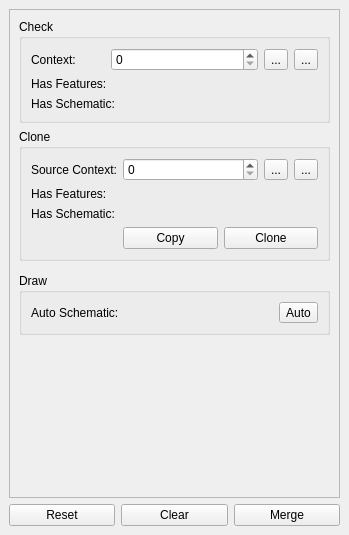
This is src/schematic_dock_base.ui in lparchaeology/ArkPlan as Qt 5 draws it before an edit. The edited form follows.
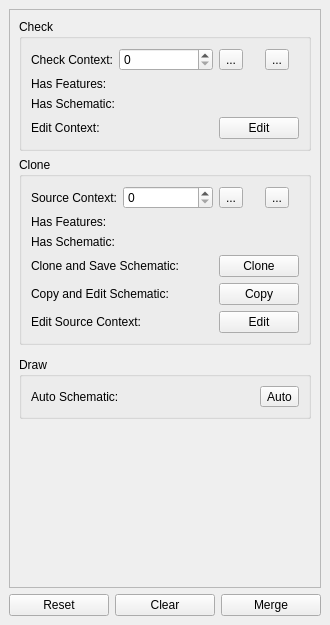
This is the edited form. Icons and pictures are not drawn. Custom widgets are drawn as their Qt base class.

Commit message: Add Edit COntext option to Schematic Dock

What changed in the file:
```diff
--- a/src/schematic_dock_base.ui
+++ b/src/schematic_dock_base.ui
@@ -6,8 +6,8 @@
    <rect>
     <x>0</x>
     <y>0</y>
-    <width>349</width>
-    <height>535</height>
+    <width>330</width>
+    <height>625</height>
    </rect>
   </property>
   <property name="windowTitle">
@@ -31,8 +31,8 @@
         <rect>
          <x>0</x>
          <y>0</y>
-         <width>323</width>
-         <height>441</height>
+         <width>304</width>
+         <height>531</height>
         </rect>
        </property>
        <layout class="QVBoxLayout" name="verticalLayout">
@@ -42,24 +42,54 @@
            <string>Check</string>
           </property>
           <layout class="QGridLayout" name="gridLayout_5">
+           <item row="2" column="7" alignment="Qt::AlignHCenter">
+            <widget class="QLabel" name="contextDataStatusLabel">
+             <property name="maximumSize">
+              <size>
+               <width>16</width>
+               <height>16</height>
+              </size>
+             </property>
+             <property name="text">
+              <string/>
+             </property>
+             <property name="pixmap">
+              <pixmap resource="resources.qrc">:/plugins/ArkPlan/plan/statusUnknown.png</pixmap>
+             </property>
+            </widget>
+           </item>
+           <item row="0" column="7">
+            <widget class="QToolButton" name="zoomContextTool">
+             <property name="text">
+              <string>...</string>
+             </property>
+             <property name="icon">
+              <iconset resource="resources.qrc">
+               <normaloff>:/plugins/ArkPlan/plan/zoomToItem.svg</normaloff>:/plugins/ArkPlan/plan/zoomToItem.svg</iconset>
+             </property>
+            </widget>
+           </item>
            <item row="0" column="0">
             <widget class="QLabel" name="contextLabel">
              <property name="text">
-              <string>Context:</string>
+              <string>Check Context:</string>
              </property>
              <property name="buddy">
               <cstring>contextSpin</cstring>
              </property>
             </widget>
            </item>
-           <item row="0" column="1" colspan="2">
-            <widget class="QSpinBox" name="contextSpin">
-             <property name="maximum">
-              <number>99999</number>
+           <item row="3" column="7" alignment="Qt::AlignHCenter">
+            <widget class="QLabel" name="contextSchematicStatusLabel">
+             <property name="text">
+              <string/>
+             </property>
+             <property name="pixmap">
+              <pixmap resource="resources.qrc">:/plugins/ArkPlan/plan/statusUnknown.png</pixmap>
              </property>
             </widget>
            </item>
-           <item row="0" column="3">
+           <item row="0" column="6">
             <widget class="QToolButton" name="findContextTool">
              <property name="text">
               <string>...</string>
@@ -70,24 +100,38 @@
              </property>
             </widget>
            </item>
-           <item row="2" column="0" colspan="3">
+           <item row="0" column="1" colspan="3">
+            <widget class="QSpinBox" name="contextSpin">
+             <property name="maximum">
+              <number>99999</number>
+             </property>
+            </widget>
+           </item>
+           <item row="4" column="0" colspan="4">
+            <widget class="QLabel" name="label_3">
+             <property name="text">
+              <string>Edit Context:</string>
+             </property>
+            </widget>
+           </item>
+           <item row="3" column="0" colspan="4">
             <widget class="QLabel" name="contextSchematicLabel">
              <property name="text">
               <string>Has Schematic:</string>
              </property>
             </widget>
            </item>
-           <item row="1" column="0" colspan="3">
+           <item row="2" column="0" colspan="4">
             <widget class="QLabel" name="contextDataLabel">
              <property name="text">
               <string>Has Features:</string>
              </property>
             </widget>
            </item>
-           <item row="0" column="4">
-            <widget class="QToolButton" name="zoomContextTool">
+           <item row="2" column="6">
+            <widget class="QLabel" name="label_4">
              <property name="text">
-              <string>...</string>
+              <string/>
              </property>
              <property name="icon">
               <iconset resource="resources.qrc">
@@ -95,14 +139,8 @@
              </property>
             </widget>
            </item>
-           <item row="1" column="4" alignment="Qt::AlignHCenter">
-            <widget class="QLabel" name="contextDataStatusLabel">
-             <property name="maximumSize">
-              <size>
-               <width>16</width>
-               <height>16</height>
-              </size>
-             </property>
+           <item row="3" column="6">
+            <widget class="QLabel" name="label_5">
              <property name="text">
               <string/>
              </property>
@@ -111,13 +149,10 @@
              </property>
             </widget>
            </item>
-           <item row="2" column="4" alignment="Qt::AlignHCenter">
-            <widget class="QLabel" name="contextSchematicStatusLabel">
+           <item row="4" column="6" colspan="2">
+            <widget class="QPushButton" name="editContextButton">
              <property name="text">
-              <string/>
-             </property>
-             <property name="pixmap">
-              <pixmap resource="resources.qrc">:/plugins/ArkPlan/plan/statusUnknown.png</pixmap>
+              <string>Edit</string>
              </property>
             </widget>
            </item>
@@ -130,6 +165,20 @@
            <string>Clone</string>
           </property>
           <layout class="QGridLayout" name="gridLayout_3">
+           <item row="2" column="0" colspan="3">
+            <widget class="QLabel" name="sourceDataLabel">
+             <property name="text">
+              <string>Has Features:</string>
+             </property>
+            </widget>
+           </item>
+           <item row="5" column="0" colspan="3">
+            <widget class="QLabel" name="label_2">
+             <property name="text">
+              <string>Copy and Edit Schematic:</string>
+             </property>
+            </widget>
+           </item>
            <item row="3" column="4" alignment="Qt::AlignHCenter">
             <widget class="QLabel" name="sourceSchematicStatusLabel">
              <property name="maximumSize">
@@ -162,31 +211,38 @@
              </property>
             </widget>
            </item>
-           <item row="4" column="1" colspan="4">
-            <layout class="QHBoxLayout" name="horizontalLayout">
-             <item>
-              <widget class="QPushButton" name="copySourceButton">
-               <property name="text">
-                <string>Copy</string>
-               </property>
-              </widget>
-             </item>
-             <item>
-              <widget class="QPushButton" name="cloneSourceButton">
-               <property name="text">
-                <string>Clone</string>
-               </property>
-              </widget>
-             </item>
-            </layout>
+           <item row="5" column="3" colspan="2">
+            <widget class="QPushButton" name="copySourceButton">
+             <property name="text">
+              <string>Copy</string>
+             </property>
+            </widget>
            </item>
-           <item row="0" column="0">
-            <widget class="QLabel" name="sourceContextLabel">
+           <item row="4" column="3" colspan="2">
+            <widget class="QPushButton" name="cloneSourceButton">
              <property name="text">
-              <string>Source Context:</string>
+              <string>Clone</string>
              </property>
-             <property name="buddy">
-              <cstring>sourceContextSpin</cstring>
+            </widget>
+           </item>
+           <item row="3" column="0" colspan="3">
+            <widget class="QLabel" name="sourceSchematicLabel">
+             <property name="text">
+              <string>Has Schematic:</string>
+             </property>
+            </widget>
+           </item>
+           <item row="2" column="3">
+            <widget class="QLabel" name="label_6">
+             <property name="text">
+              <string/>
+             </property>
+            </widget>
+           </item>
+           <item row="4" column="0" colspan="3">
+            <widget class="QLabel" name="label">
+             <property name="text">
+              <string>Clone and Save Schematic:</string>
              </property>
             </widget>
            </item>
@@ -219,17 +275,31 @@
              </property>
             </widget>
            </item>
-           <item row="3" column="0" colspan="4">
-            <widget class="QLabel" name="sourceSchematicLabel">
+           <item row="0" column="0">
+            <widget class="QLabel" name="sourceContextLabel">
              <property name="text">
-              <string>Has Schematic:</string>
+              <string>Source Context:</string>
              </property>
             </widget>
            </item>
-           <item row="2" column="0" colspan="4">
-            <widget class="QLabel" name="sourceDataLabel">
+           <item row="3" column="3">
+            <widget class="QLabel" name="label_7">
              <property name="text">
-              <string>Has Features:</string>
+              <string/>
+             </property>
+            </widget>
+           </item>
+           <item row="6" column="0" colspan="3">
+            <widget class="QLabel" name="label_8">
+             <property name="text">
+              <string>Edit Source Context:</string>
+             </property>
+            </widget>
+           </item>
+           <item row="6" column="3" colspan="2">
+            <widget class="QPushButton" name="editSourceButton">
+             <property name="text">
+              <string>Edit</string>
              </property>
             </widget>
            </item>
```
Left out of the diff: 10 changed lines with no effect on the pictures. The commit also changes 3 other files.
